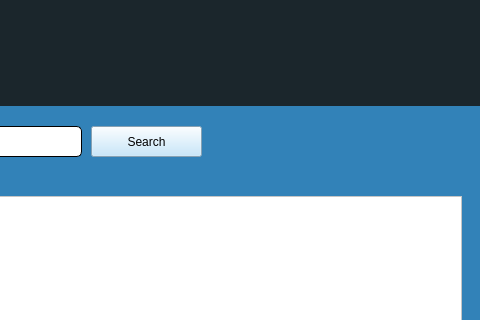
First picture: the form in mainWindow.ui, repository jordanhenry92/Medical-Application, before the edit; both pictures show x 319 to 799 and y 0 to 320 of the 799 by 602 pixel window.
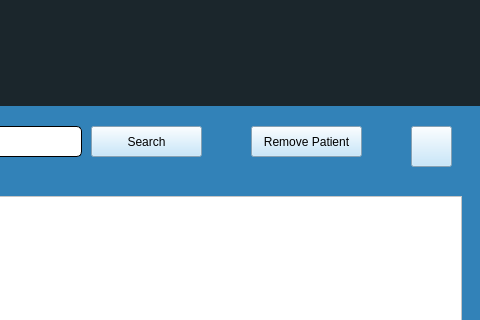
Second picture: the form after the edit. The open tabs and pages were chosen to show the change. Icons and pictures are not drawn.

Commit message: Created add and remove functionality for both patients and drugs

Diff of the .ui file:
```diff
--- a/mainWindow.ui
+++ b/mainWindow.ui
@@ -52,8 +52,8 @@
     </property>
     <property name="iconSize">
      <size>
-      <width>40</width>
-      <height>40</height>
+      <width>70</width>
+      <height>70</height>
      </size>
     </property>
     <widget class="QWidget" name="homeTab">
@@ -284,6 +284,42 @@
        <string>Search</string>
       </property>
      </widget>
+     <widget class="QPushButton" name="remPatientButton">
+      <property name="geometry">
+       <rect>
+        <x>570</x>
+        <y>20</y>
+        <width>111</width>
+        <height>31</height>
+       </rect>
+      </property>
+      <property name="text">
+       <string>Remove Patient</string>
+      </property>
+     </widget>
+     <widget class="QPushButton" name="patientRefresh">
+      <property name="geometry">
+       <rect>
+        <x>730</x>
+        <y>20</y>
+        <width>41</width>
+        <height>41</height>
+       </rect>
+      </property>
+      <property name="text">
+       <string/>
+      </property>
+      <property name="icon">
+       <iconset>
+        <normaloff>images/refresh_icon.png</normaloff>images/refresh_icon.png</iconset>
+      </property>
+      <property name="iconSize">
+       <size>
+        <width>30</width>
+        <height>30</height>
+       </size>
+      </property>
+     </widget>
     </widget>
     <widget class="QWidget" name="prescriptionsTab">
      <property name="styleSheet">
```
Left out of the diff: 38 changed lines with no effect on the pictures. The commit also changes 14 other files.
